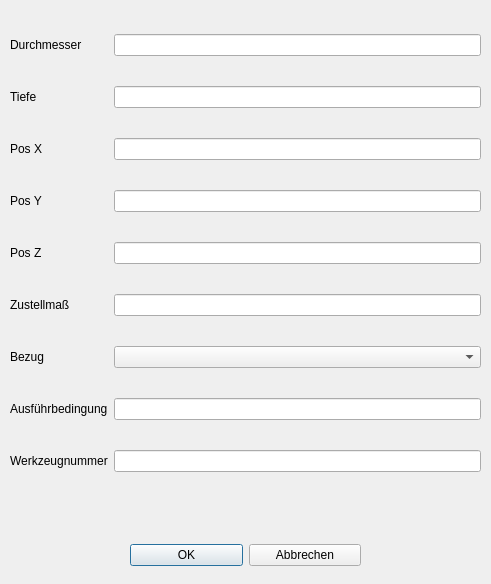
The window that Dialoge/dialog_bearb_bohrung.ui (TischlerWilly/postprozessor) describes before a commit, drawn with Qt 5.
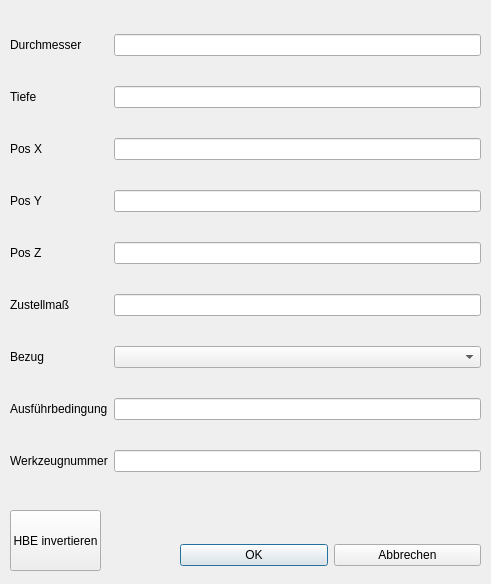
The same window after the commit.

What changed in the file:
```diff
--- a/Dialoge/dialog_bearb_bohrung.ui
+++ b/Dialoge/dialog_bearb_bohrung.ui
@@ -16,9 +16,9 @@
   <widget class="QWidget" name="layoutWidget">
    <property name="geometry">
     <rect>
-     <x>130</x>
+     <x>180</x>
      <y>540</y>
-     <width>231</width>
+     <width>301</width>
      <height>31</height>
     </rect>
    </property>
@@ -141,6 +141,19 @@
     </item>
    </layout>
   </widget>
+  <widget class="QPushButton" name="pushButton_invert">
+   <property name="geometry">
+    <rect>
+     <x>10</x>
+     <y>510</y>
+     <width>91</width>
+     <height>61</height>
+    </rect>
+   </property>
+   <property name="text">
+    <string>HBE invertieren</string>
+   </property>
+  </widget>
  </widget>
  <tabstops>
   <tabstop>lineEdit_dm</tabstop>
```
